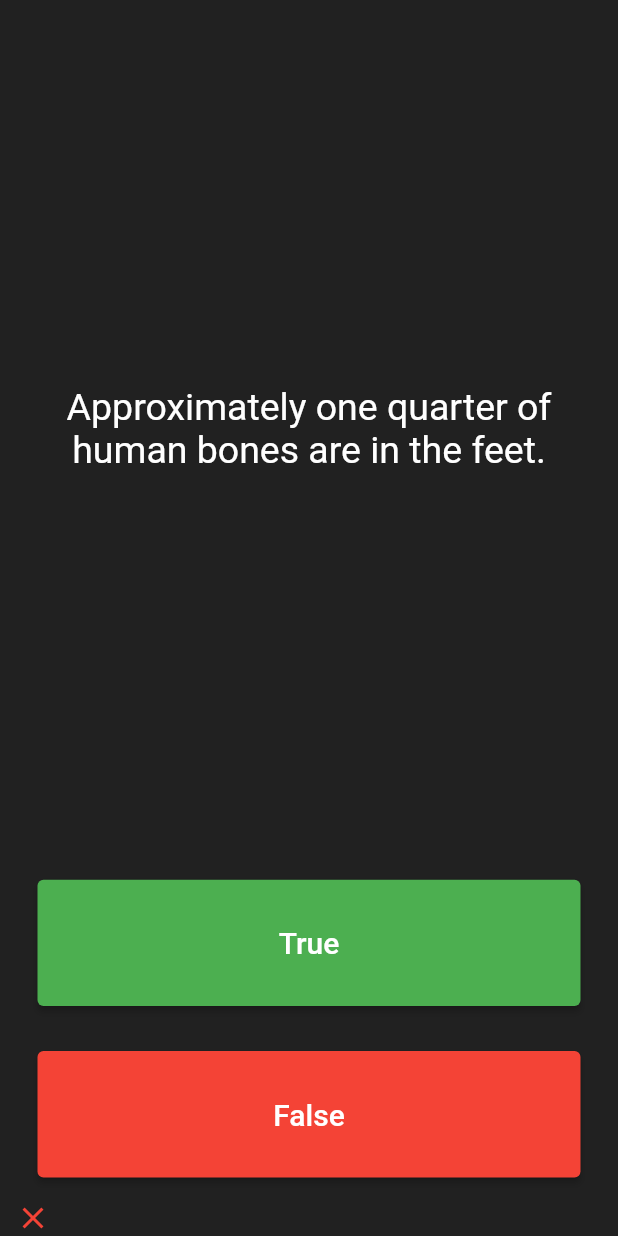
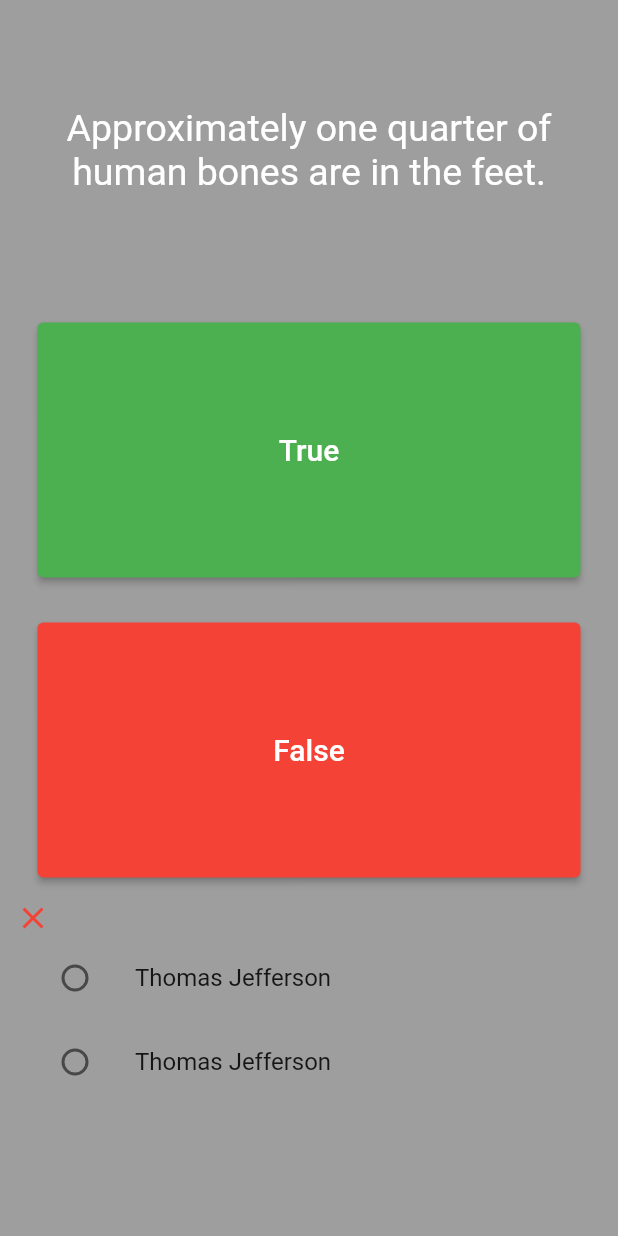
Before and after one commit to oalshokri/quizzler_s_t_tt9, a Flutter app: the screen it shows after launch, after a tap on "True", on a phone screen of 412 x 824 dp. Run offline on Flutter 3.47's test engine with Material 2 defaults, Android fonts, the phone set to English and light mode, and no system bars; our stand-ins replace rflutter_alert.

Commit message:
- fix last answer feedback

```diff
--- a/lib/main.dart
+++ b/lib/main.dart
@@ -1,3 +1,5 @@
+import 'dart:async';
+
 import 'package:flutter/material.dart';
 import 'package:quizzler_s_t_tt9/question.dart';
 import 'package:quizzler_s_t_tt9/quizBrain.dart';
@@ -10,7 +12,8 @@ class Quizzler extends StatelessWidget {
   Widget build(BuildContext context) {
     return MaterialApp(
       home: Scaffold(
-        backgroundColor: Colors.grey.shade900,
+        // backgroundColor: Colors.grey.shade900,
+        backgroundColor: Colors.grey,
         body: SafeArea(
           child: Padding(
             padding: EdgeInsets.symmetric(horizontal: 10.0),
@@ -32,16 +35,9 @@ class _QuizPageState extends State<QuizPage> {
 
   List<Icon> scoreKeeper = [];
 
+  int? _choice;
+
   void checkAnswer(bool userChoice) {
-    if (quizBrain.isFinished()) {
-      print('finished');
-
-      Alert(context: context, title: "Finished", desc: "you are done").show();
-      setState(() {
-        quizBrain.reset();
-        scoreKeeper.clear();
-      });
-    } else {
     bool correctAnswer = quizBrain.getQuestionAnswer();
     setState(() {
       if (correctAnswer == userChoice) {
@@ -59,9 +55,20 @@ class _QuizPageState extends State<QuizPage> {
           ),
         );
       }
+    });
 
+    if (quizBrain.isFinished()) {
+      print('finished');
+
+      Timer(Duration(seconds: 1), () {
+        Alert(context: context, title: "Finished", desc: "you are done").show();
+        setState(() {
+          quizBrain.reset();
+          scoreKeeper.clear();
+        });
+      });
+    } else {
       quizBrain.nextQuestion();
-      });
     }
   }
 
@@ -72,7 +79,6 @@ class _QuizPageState extends State<QuizPage> {
       crossAxisAlignment: CrossAxisAlignment.stretch,
       children: <Widget>[
         Expanded(
-          flex: 5,
           child: Padding(
             padding: EdgeInsets.all(10.0),
             child: Center(
@@ -131,7 +137,40 @@ class _QuizPageState extends State<QuizPage> {
         ),
         Wrap(
           children: scoreKeeper,
-        )
+        ),
+        Expanded(
+          child: Column(
+            children: [
+              ListTile(
+                title: const Text('Thomas Jefferson'),
+                leading: Radio<int>(
+                  value: 1,
+                  groupValue: _choice,
+                  onChanged: (value) {
+                    setState(() {
+                      print(value);
+                      _choice = value;
+                    });
+                  },
+                ),
+              ),
+              ListTile(
+                title: const Text('Thomas Jefferson'),
+                leading: Radio<int>(
+                  value: 2,
+                  groupValue: _choice,
+                  onChanged: (value) {
+                    setState(() {
+                      print(value);
+
+                      _choice = value;
+                    });
+                  },
+                ),
+              ),
+            ],
+          ),
+        ),
       ],
     );
   }
```
Also changed, not shown: lib/quizBrain.dart (+0 -25 lines). Lines whose indentation alone changed are shown as unchanged.
